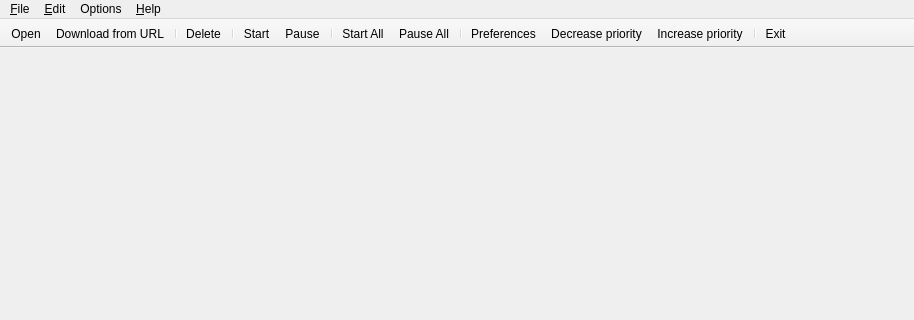
Qt form src/MainWindow.ui (SysAdminDoc/qBittorrent-Vanced) before a commit; both pictures show x 0 to 914 and y 0 to 320 of the 914 by 563 pixel window.
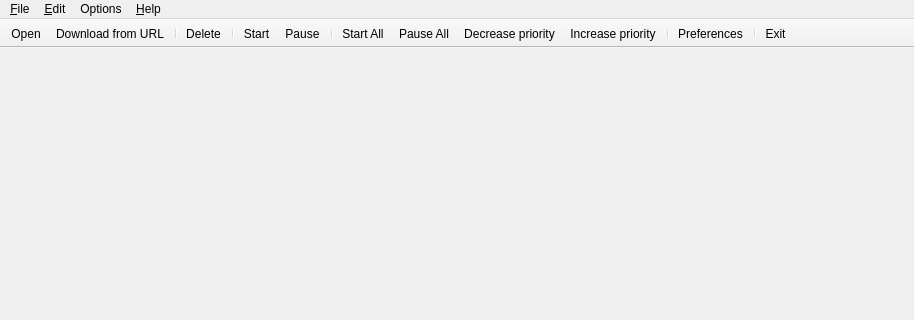
The same form after that commit. Icons and pictures are not drawn.

Commit message: - Moved priority Up/Down buttons to the left of preferences button (top toolbar)

Patch:
```diff
--- a/src/MainWindow.ui
+++ b/src/MainWindow.ui
@@ -111,11 +111,11 @@
    <addaction name="separator"/>
    <addaction name="actionStart_All"/>
    <addaction name="actionPause_All"/>
-   <addaction name="separator"/>
-   <addaction name="actionOptions"/>
    <addaction name="actionDecreasePriority"/>
    <addaction name="actionIncreasePriority"/>
    <addaction name="separator"/>
+   <addaction name="actionOptions"/>
+   <addaction name="separator"/>
    <addaction name="actionExit"/>
   </widget>
   <widget class="QStatusBar" name="statusBar"/>
```
